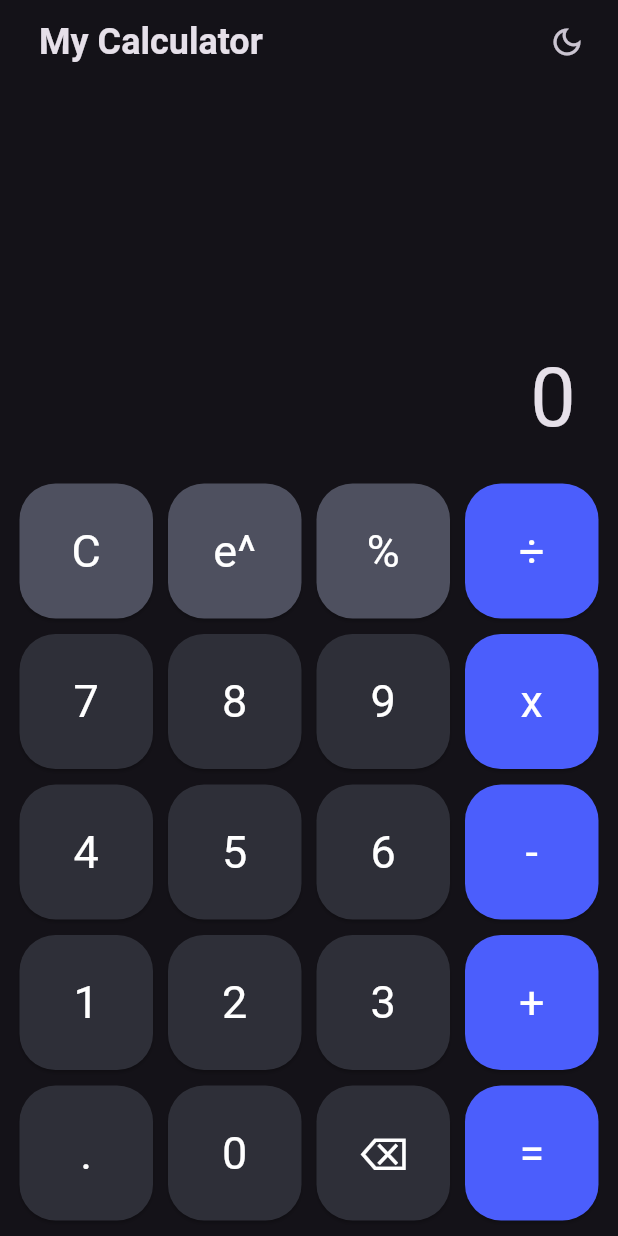
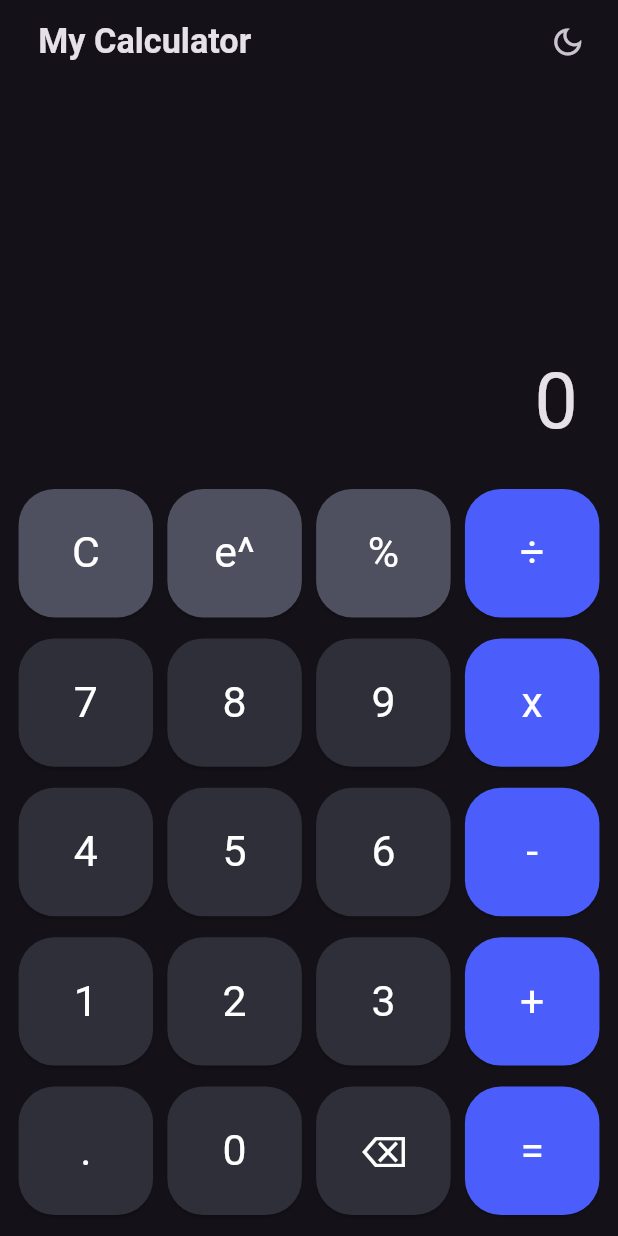
Before and after one commit to Ridhowalid01/my_calculator_bloc, a Flutter app: the screen it shows after launch, on a phone screen of 412 x 824 dp. Run offline on Flutter 3.47's test engine with Material 3 defaults, Android fonts, the phone set to English and light mode, and no system bars; our stand-ins replace bloc, equatable, flutter_bloc, flutter_screenutil, get, math_expressions.

Commit message:
add responsive layout including font, and widget usign flutter_screenutil

```diff
--- a/lib/core/widgets/standard_button.dart
+++ b/lib/core/widgets/standard_button.dart
@@ -1,9 +1,11 @@
 import 'package:flutter/material.dart';
-import 'package:my_calculator_bloc/features/bloc/theme_bloc.dart';
-import '../utils/colors.dart';
 import 'package:flutter_bloc/flutter_bloc.dart';
+import 'package:flutter_screenutil/flutter_screenutil.dart';
 import 'package:my_calculator_bloc/features/bloc/calculator_bloc.dart';
 import 'package:my_calculator_bloc/features/bloc/calculator_event.dart';
+import 'package:my_calculator_bloc/features/bloc/theme_bloc.dart';
+
+import '../utils/colors.dart';
 
 class StandardButton extends StatelessWidget {
   const StandardButton({
@@ -25,9 +27,8 @@ class StandardButton extends StatelessWidget {
     return Expanded(
         flex: 1,
         child: Container(
-          // color: Colors.yellow,
-          height: isPortrait ? 90 : null,
-          margin: const EdgeInsets.symmetric(horizontal: 5),
+          height: isPortrait ? 90.r : 45.r,
+          margin: EdgeInsets.symmetric(horizontal: 5.r),
           child: BlocBuilder<ThemeBloc, bool>(
             bloc: myTheme,
             builder: (context, state) {
@@ -46,7 +47,7 @@ class StandardButton extends StatelessWidget {
                     String inputToSend = textButton;
                     // Mapping khusus
                     if (textButton == "e^") {
-                      inputToSend = "^"; // Kirim "^" ke input
+                      inputToSend = "^";
                     }
                     if (textButton == "C") {
                       calculatorBloc.add(ClearInputEvent());
@@ -60,8 +61,8 @@ class StandardButton extends StatelessWidget {
                   },
                   child: Text(
                     textButton,
-                    style: const TextStyle(
-                        fontSize: 30, fontWeight: FontWeight.w400),
+                    style: TextStyle(
+                        fontSize: 30.r, fontWeight: FontWeight.w400),
                   ));
             },
           ),
--- a/lib/features/screens/home_screen.dart
+++ b/lib/features/screens/home_screen.dart
@@ -1,5 +1,6 @@
 import 'package:flutter/material.dart';
 import 'package:flutter_bloc/flutter_bloc.dart';
+import 'package:flutter_screenutil/flutter_screenutil.dart';
 import 'package:my_calculator_bloc/features/bloc/theme_bloc.dart';
 
 import '../bloc/calculator_bloc.dart';
@@ -11,25 +12,26 @@ class HomeScreen extends StatelessWidget {
 
   @override
   Widget build(BuildContext context) {
-    final isPortrait = MediaQuery
-        .of(context)
-        .orientation == Orientation.portrait;
+    final isPortrait =
+        MediaQuery.of(context).orientation == Orientation.portrait;
 
     ThemeBloc myTheme = context.read<ThemeBloc>();
     CalculatorBloc myCalculator = context.read<CalculatorBloc>();
 
     return Scaffold(
       appBar: AppBar(
-        title: const Padding(
-          padding: EdgeInsets.only(left: 10.0),
+        title: Padding(
+          padding: EdgeInsets.only(
+            left: 10.r,
+          ),
           child: Text(
             "My Calculator",
-            style: TextStyle(fontSize: 24, fontWeight: FontWeight.bold),
+            style: TextStyle(fontSize: 24.r, fontWeight: FontWeight.bold),
           ),
         ),
         actions: [
           Padding(
-            padding: const EdgeInsets.only(right: 10.0),
+            padding: EdgeInsets.only(right: 10.r),
             child: BlocBuilder<ThemeBloc, bool>(
               bloc: myTheme,
               builder: (context, state) {
@@ -37,9 +39,8 @@ class HomeScreen extends StatelessWidget {
                   onPressed: () {
                     myTheme.changeTheme();
                   },
-                  icon: Icon(
-                      state ? Icons.dark_mode_outlined : Icons.light_mode),
-
+                  icon:
+                      Icon(state ? Icons.dark_mode_outlined : Icons.light_mode),
                 );
               },
             ),
@@ -47,15 +48,16 @@ class HomeScreen extends StatelessWidget {
         ],
       ),
       body: Padding(
-        padding: const EdgeInsets.symmetric(horizontal: 8),
+        padding: EdgeInsets.symmetric(horizontal: 8.r),
         child: Column(
+          mainAxisSize: MainAxisSize.max,
           children: [
             Expanded(
                 child: Container(
               alignment: Alignment.bottomRight,
-                  // color: Colors.blue,
               child: Padding(
-                    padding: const EdgeInsets.symmetric(horizontal: 20, vertical: 8),
+                padding: EdgeInsets.symmetric(
+                    horizontal: 20.r, vertical: isPortrait ? 8.r : 0),
                 child: BlocBuilder<CalculatorBloc, CalculatorState>(
                   bloc: myCalculator,
                   builder: (context, state) {
@@ -65,17 +67,17 @@ class HomeScreen extends StatelessWidget {
                       children: [
                         Text(
                           state.input,
-                              style: const TextStyle(
-                                fontSize: 24,
+                          style: TextStyle(
+                            fontSize: isPortrait ? 24.r : 20.r,
                           ),
                         ),
-                            const SizedBox(
-                              height: 10,
+                        SizedBox(
+                          height: isPortrait ? 10.r : 2.r,
                         ),
                         Text(
                           state.result,
-                              style: const TextStyle(
-                                fontSize: 54,
+                          style: TextStyle(
+                            fontSize: isPortrait ? 54.r : 30.r,
                           ),
                         ),
                       ],
--- a/lib/features/widgets/button_grid.dart
+++ b/lib/features/widgets/button_grid.dart
@@ -17,7 +17,6 @@ class ButtonGrid extends StatelessWidget {
             StandardButton(textButton: "÷", isOperator: true,),
           ],
         ),
-        // SizedBox(height: 10,),
         Row(
           children: [
             StandardButton(textButton: "7",),
@@ -26,7 +25,6 @@ class ButtonGrid extends StatelessWidget {
             StandardButton(textButton: "x", isOperator: true,),
           ],
         ),
-        // SizedBox(height: 10,),
         Row(
           children: [
             StandardButton(textButton: "4",),
@@ -43,7 +41,6 @@ class ButtonGrid extends StatelessWidget {
             StandardButton(textButton: "+", isOperator: true,),
           ],
         ),
-        // SizedBox(height: 10,),
         Row(
           children: [
             StandardButton(textButton: ".",),
@@ -52,7 +49,6 @@ class ButtonGrid extends StatelessWidget {
             StandardButton(textButton: "=", isOperator: true,),
           ],
         ),
-        // SizedBox(height: 10,),
       ],
     );
   }
--- a/lib/main.dart
+++ b/lib/main.dart
@@ -1,8 +1,10 @@
 import 'package:flutter/material.dart';
 import 'package:flutter_bloc/flutter_bloc.dart';
+import 'package:my_calculator_bloc/features/bloc/calculator_bloc.dart';
 import 'package:my_calculator_bloc/features/bloc/theme_bloc.dart';
+import 'package:flutter_screenutil/flutter_screenutil.dart';
+
 import 'features/screens/home_screen.dart';
-import 'package:my_calculator_bloc/features/bloc/calculator_bloc.dart';
 
 void main() {
   runApp(MyApp());
@@ -18,17 +20,23 @@ class MyApp extends StatelessWidget {
     return MultiBlocProvider(
         providers: [
           BlocProvider<ThemeBloc>(create: (context) => myTheme),
-          BlocProvider<CalculatorBloc>(create: (context) => CalculatorBloc(),)
+          BlocProvider<CalculatorBloc>(
+            create: (context) => CalculatorBloc(),
+          )
         ],
         child: BlocBuilder<ThemeBloc, bool>(
-          bloc: myTheme,
+            bloc: myTheme,
             builder: (context, state) {
-              return MaterialApp(
-                theme: state ? ThemeData.dark() : ThemeData.light(),
-                home: const HomeScreen(),
+              return ScreenUtilInit(
+                designSize: const Size(411.4, 866.2),
+                minTextAdapt: true,
+                splitScreenMode: true,
+                builder: (context, child) => MaterialApp(
+                  theme: state ? ThemeData.dark() : ThemeData.light(),
+                  home: child,
+                ),
+                child: const HomeScreen(),
               );
-            }
-        )
-    );
+            }));
   }
 }
--- a/pubspec.yaml
+++ b/pubspec.yaml
@@ -39,6 +39,8 @@ dependencies:
   flutter_bloc: ^8.1.6
   equatable: ^2.0.7
   math_expressions: ^2.6.0
+  get: ^4.6.6
+  flutter_screenutil: ^5.9.3
 
 dev_dependencies:
   flutter_test:
```
Also changed, not shown: lib/core/utils/dimensions.dart (added, +73 -0 lines), pubspec.lock. Lines whose indentation alone changed are shown as unchanged.
